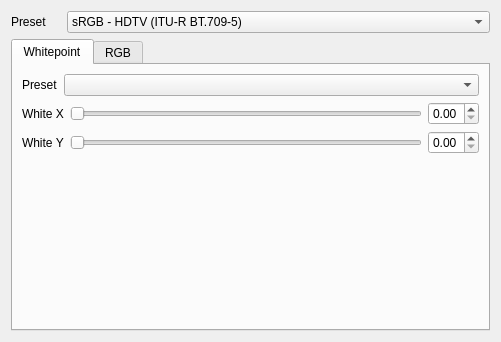
Qt form qtgui/colorspace.ui (sungsoo/luxrender-lux) before a commit.
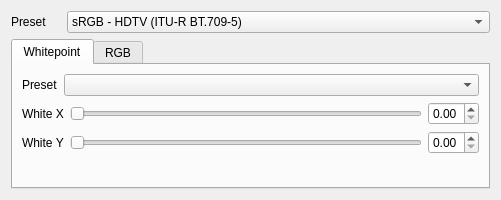
The same form after that commit.

Commit message: Cosmetic: fix some spacer issues in the layouts

Diff of the .ui file:
```diff
--- a/qtgui/colorspace.ui
+++ b/qtgui/colorspace.ui
@@ -7,7 +7,7 @@
     <x>0</x>
     <y>0</y>
     <width>501</width>
-    <height>342</height>
+    <height>200</height>
    </rect>
   </property>
   <property name="windowTitle">
```
The commit also changes 4 other files.
